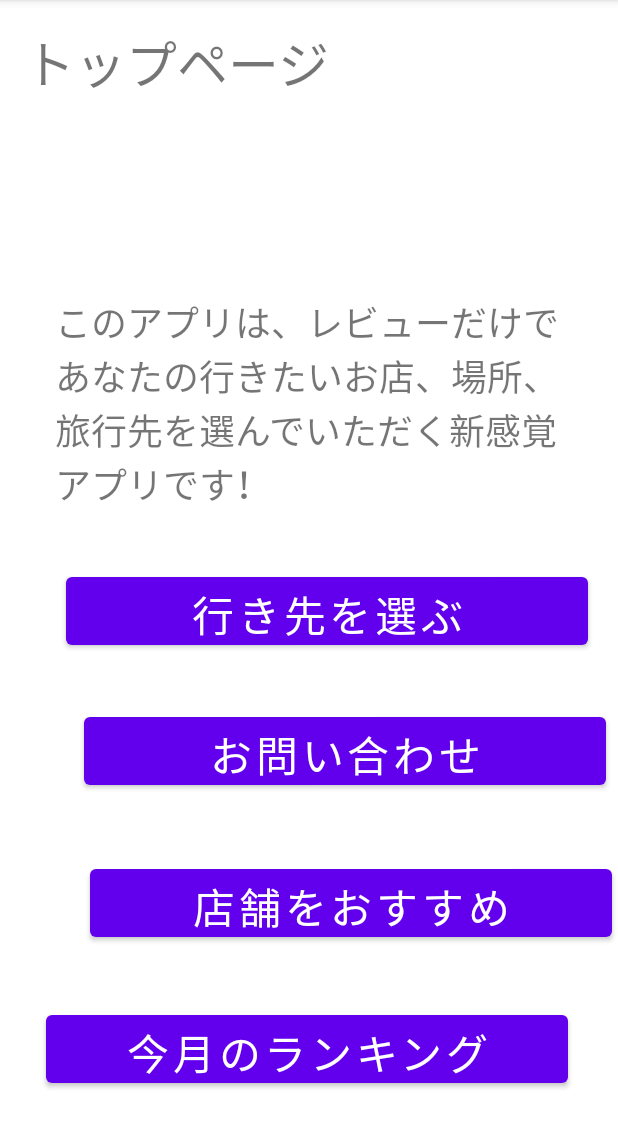
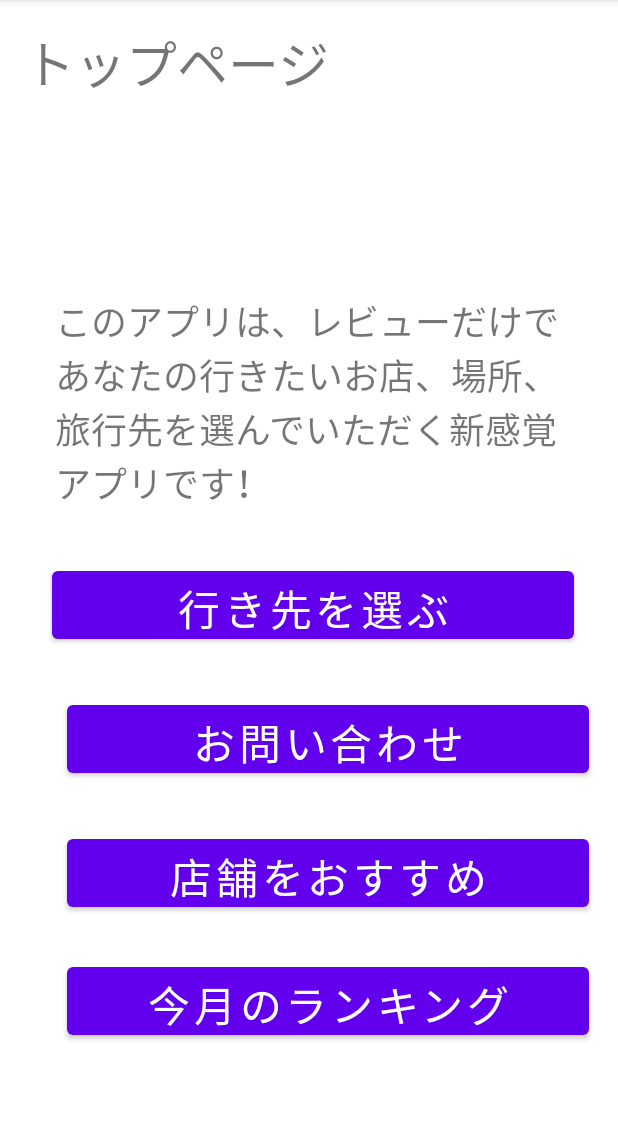
Before and after one commit to KATO-I4/Project1, an Android app: the screen it shows after launch (MainActivity), on a phone screen of 412 x 824 dp, the part 84-1232 px from its top. Run offline under Robolectric (Android 15) with nearby library versions, the phone set to English and light mode, and no system bars.

Commit message:
サンプルコード挿入前

```diff
--- a/app/src/main/res/layout/activity_main.xml
+++ b/app/src/main/res/layout/activity_main.xml
@@ -5,17 +5,6 @@
     android:layout_width="match_parent"
     android:layout_height="match_parent"
     tools:context=".MainActivity">
-
-    <Button
-        android:id="@+id/buttonChangeMessage"
-        android:layout_width="348dp"
-        android:layout_height="57dp"
-        android:layout_marginEnd="20dp"
-        android:layout_marginBottom="332dp"
-        android:text="行き先を選ぶ"
-        android:textSize="28sp"
-        app:layout_constraintBottom_toBottomOf="parent"
-        app:layout_constraintEnd_toEndOf="parent" />
 
     <TextView
         android:id="@+id/textView2"
@@ -36,46 +25,62 @@
         android:layout_height="0dp"
         android:layout_marginStart="28dp"
         android:layout_marginEnd="28dp"
-        android:layout_marginBottom="427dp"
+        android:layout_marginBottom="428dp"
         android:text="このアプリは、レビューだけであなたの行きたいお店、場所、旅行先を選んでいただく新感覚アプリです！"
         android:textSize="24sp"
         app:layout_constraintBottom_toBottomOf="parent"
-        app:layout_constraintEnd_toEndOf="parent"
-        app:layout_constraintStart_toStartOf="parent" />
+        app:layout_constraintEnd_toEndOf="@+id/buttonChangeMessage"
+        app:layout_constraintHorizontal_bias="0.553"
+        app:layout_constraintStart_toStartOf="@+id/buttonChangeMessage" />
 
     <Button
-        android:id="@+id/button"
+        android:id="@+id/buttonChangeMessage"
         android:layout_width="348dp"
         android:layout_height="57dp"
-        android:layout_marginStart="12dp"
-        android:layout_marginTop="36dp"
-        android:text="お問い合わせ"
+        android:layout_marginEnd="20dp"
+        android:layout_marginBottom="336dp"
+        android:text="行き先を選ぶ"
         android:textSize="28sp"
-        app:layout_constraintStart_toStartOf="@+id/buttonChangeMessage"
-        app:layout_constraintTop_toBottomOf="@+id/buttonChangeMessage" />
+        app:layout_constraintBottom_toBottomOf="parent"
+        app:layout_constraintEnd_toEndOf="@+id/button"
+        app:layout_constraintStart_toStartOf="@+id/button" />
 
     <Button
         android:id="@+id/button2"
         android:layout_width="348dp"
         android:layout_height="57dp"
-        android:layout_marginStart="4dp"
-        android:layout_marginTop="44dp"
+        android:layout_marginTop="32dp"
         android:text="店舗をおすすめ"
         android:textSize="28sp"
-        app:layout_constraintStart_toStartOf="@+id/button"
+        app:layout_constraintEnd_toEndOf="@+id/button3"
+        app:layout_constraintHorizontal_bias="1.0"
+        app:layout_constraintStart_toStartOf="@+id/button3"
         app:layout_constraintTop_toBottomOf="@+id/button" />
 
     <Button
         android:id="@+id/button3"
         android:layout_width="348dp"
         android:layout_height="57dp"
-        android:layout_marginBottom="40dp"
+        android:layout_marginBottom="44dp"
         android:text="今月のランキング"
         android:textSize="28sp"
         app:layout_constraintBottom_toBottomOf="parent"
         app:layout_constraintEnd_toEndOf="parent"
-        app:layout_constraintHorizontal_bias="0.476"
-        app:layout_constraintStart_toStartOf="parent" />
+        app:layout_constraintHorizontal_bias="0.698"
+        app:layout_constraintStart_toStartOf="parent"
+        app:layout_constraintTop_toBottomOf="@+id/button2" />
+
+    <Button
+        android:id="@+id/button"
+        android:layout_width="348dp"
+        android:layout_height="57dp"
+        android:layout_marginTop="32dp"
+        android:text="お問い合わせ"
+        android:textSize="28sp"
+        app:layout_constraintEnd_toEndOf="@+id/button2"
+        app:layout_constraintHorizontal_bias="0.0"
+        app:layout_constraintStart_toStartOf="@+id/button2"
+        app:layout_constraintTop_toBottomOf="@+id/buttonChangeMessage" />
 
 
 </androidx.constraintlayout.widget.ConstraintLayout>
```
